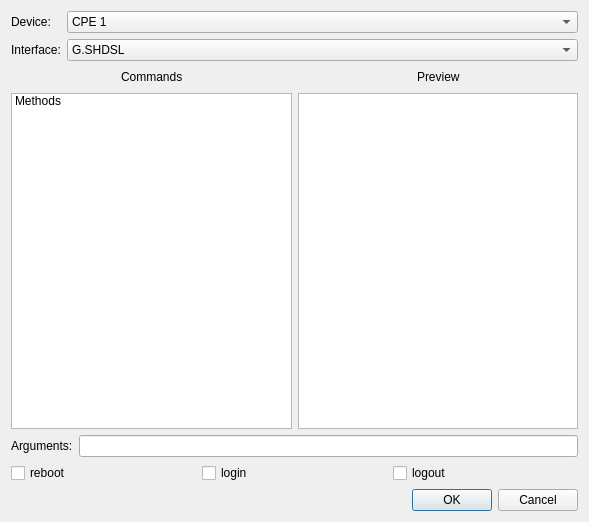
Qt form view/send_cli.ui (fbarden/TestGen) before a commit.
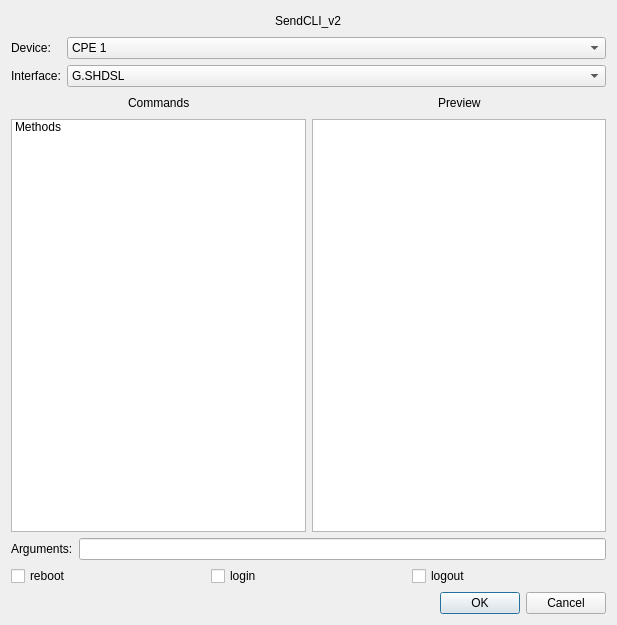
The same form after that commit.

Commit message: [Testcases-Integracao] Add a insert policy to the device and interface combo boxes.

The edit to the form file:
```diff
--- a/view/send_cli.ui
+++ b/view/send_cli.ui
@@ -9,14 +9,51 @@
    <rect>
     <x>0</x>
     <y>0</y>
-    <width>589</width>
-    <height>522</height>
+    <width>617</width>
+    <height>625</height>
    </rect>
   </property>
   <property name="windowTitle">
    <string>Dialog</string>
   </property>
   <layout class="QVBoxLayout" name="verticalLayout">
+   <item>
+    <layout class="QHBoxLayout" name="horizontalLayout_4">
+     <item>
+      <spacer name="horizontalSpacer_5">
+       <property name="orientation">
+        <enum>Qt::Horizontal</enum>
+       </property>
+       <property name="sizeHint" stdset="0">
+        <size>
+         <width>40</width>
+         <height>20</height>
+        </size>
+       </property>
+      </spacer>
+     </item>
+     <item>
+      <widget class="QLabel" name="sendCLILabel">
+       <property name="text">
+        <string>SendCLI_v2</string>
+       </property>
+      </widget>
+     </item>
+     <item>
+      <spacer name="horizontalSpacer_6">
+       <property name="orientation">
+        <enum>Qt::Horizontal</enum>
+       </property>
+       <property name="sizeHint" stdset="0">
+        <size>
+         <width>40</width>
+         <height>20</height>
+        </size>
+       </property>
+      </spacer>
+     </item>
+    </layout>
+   </item>
    <item>
     <layout class="QFormLayout" name="formLayout">
      <property name="fieldGrowthPolicy">
```
Left out of the diff: 6 changed lines with no effect on the pictures. The commit also changes 1 other file.
